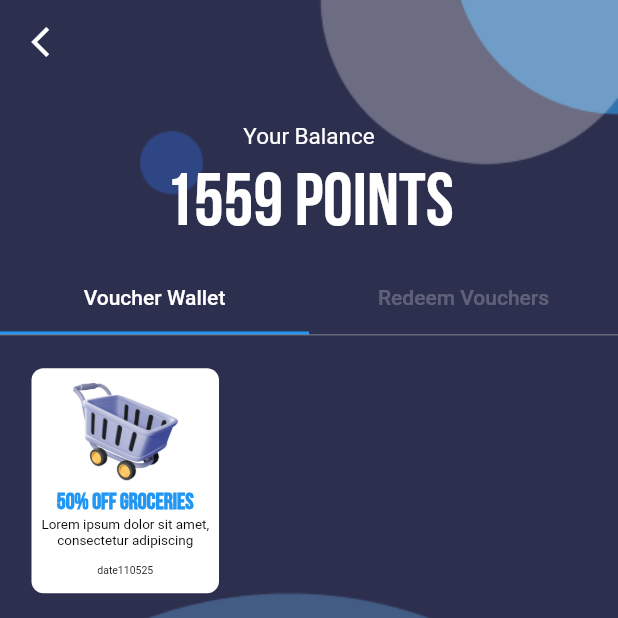
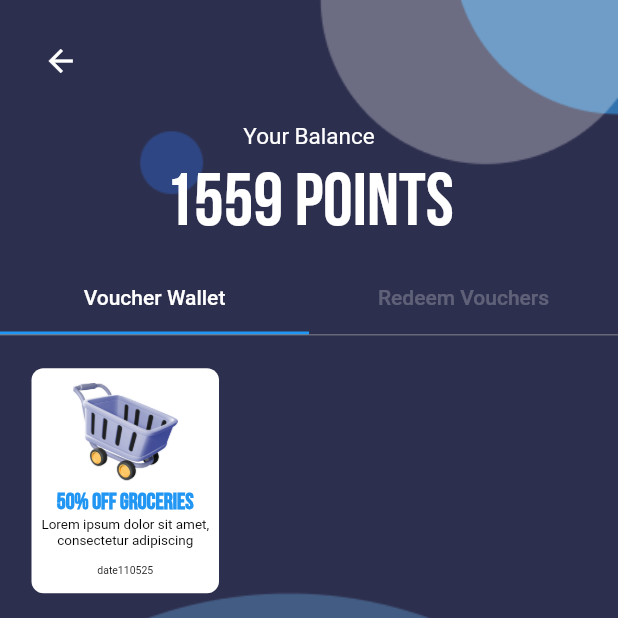
Before and after one commit to bocyej/innotrash, a Flutter app: the RewardsPage screen opened directly, on a phone screen of 412 x 824 dp, the top half of it. Run offline on Flutter 3.47's test engine with Material 2 defaults, Android fonts, the phone set to English and light mode, and no system bars; our stand-ins replace google_fonts, persistent_bottom_nav_bar.

Commit message:
enclosed to padding & changed button to inkwell

```diff
--- a/lib/layouts/rewardsappbar.dart
+++ b/lib/layouts/rewardsappbar.dart
@@ -6,24 +6,22 @@ class RewardsAppbar extends StatelessWidget with PreferredSizeWidget {
   const RewardsAppbar({Key? key}) : super(key: key);
 
   @override
-  Size get preferredSize => const Size.fromHeight(75);
+  Size get preferredSize => const Size.fromHeight(80);
 
   @override
   Widget build(BuildContext context) {
     return AppBar(
-      leading: Builder(
-        builder: (BuildContext context) {
-          return IconButton(
-            icon: const Icon(Icons.arrow_back_ios),
-            onPressed: () {
-              Navigator.push(
-                context,
-                MaterialPageRoute(builder: (context) => const Homepage()),
-              );
-            },
-            padding: const EdgeInsets.only(left: 10),
-          );
-        },
+      leading: Padding(
+        padding: const EdgeInsets.only(top: 25, left: 25),
+        child: InkWell(
+          onTap: () {
+            Navigator.push(
+              context,
+              MaterialPageRoute(builder: (context) => const Homepage()),
+            );
+          },
+          child: const Icon(Icons.arrow_back),
+        ),
       ),
       backgroundColor: Colors.transparent,
       foregroundColor: Colors.white,
```
